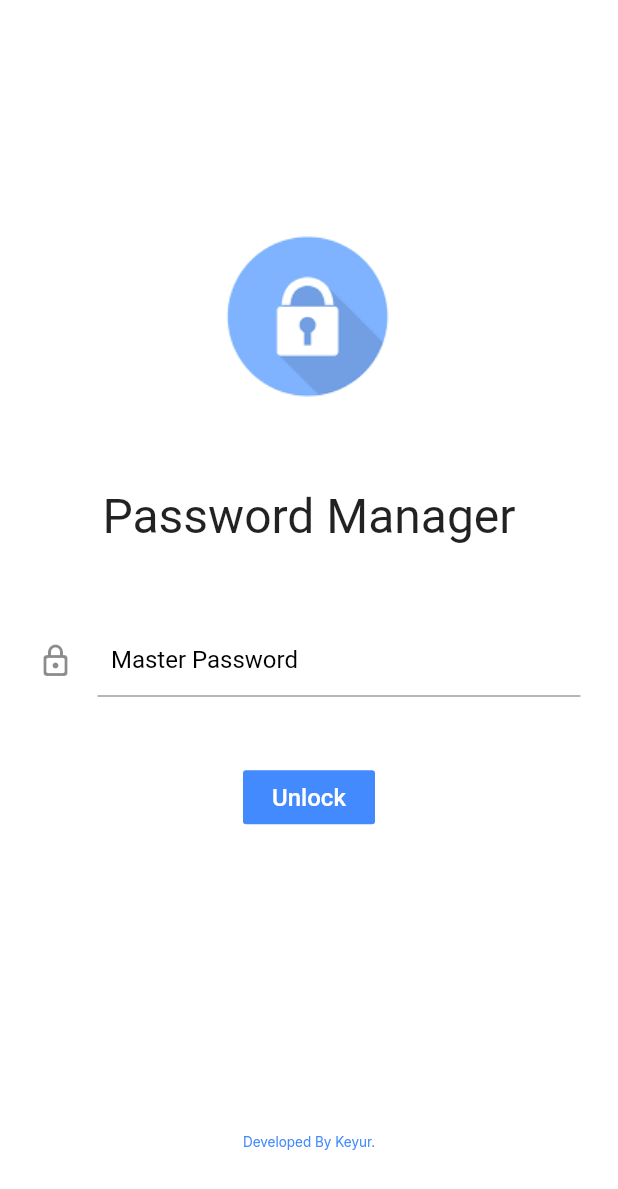
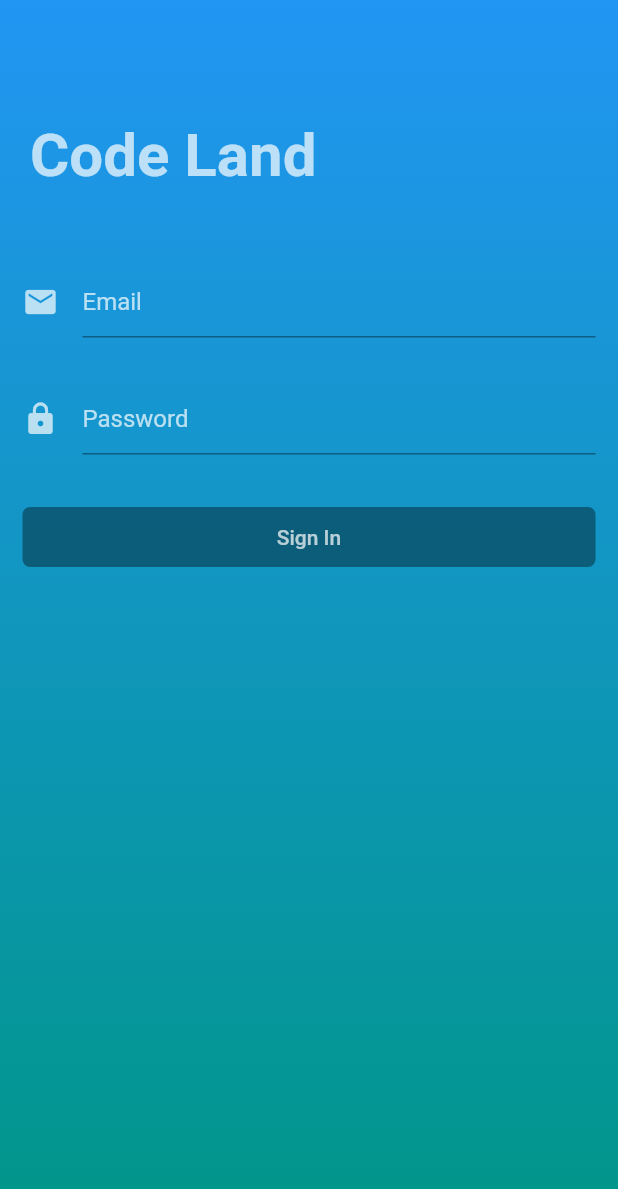
Before and after one commit to keyurgit45/Passwords-Manager, a Flutter app: the screen it shows after launch, on a phone screen of 412 x 824 dp. Shown: the top 1189 px of the screen. Run offline on Flutter 3.47's test engine with Material 2 defaults, Android fonts, the phone set to English and light mode, and no system bars; our stand-ins replace cloud_firestore, firebase_auth, firebase_core, google_fonts, local_auth, shared_preferences and 1 more; accounts and stored records are empty; Roboto replaces fonts that are missing (Questrial).

```diff
--- a/lib/main.dart
+++ b/lib/main.dart
@@ -1,29 +1,62 @@
+import 'package:firebase_core/firebase_core.dart';
 import 'package:flutter/material.dart';
 import 'package:passmanager/screens/create.dart';
 import 'package:passmanager/screens/fingerprint.dart';
+import 'package:passmanager/screens/login.dart';
+import 'package:shared_preferences/shared_preferences.dart';
 import 'screens/introscreen.dart';
 
 import 'screens/menuscreen.dart';
 import 'screens/create.dart';
+
 // import 'screens/dbhelper.dart';
-void main() {
-  runApp(MyApp());
+void main() async {
+WidgetsFlutterBinding.ensureInitialized();
+await Firebase.initializeApp();
+runApp(MyApp());
 }
 
-class MyApp extends StatelessWidget {
+class MyApp extends StatefulWidget {
   // This widget is the root of your application.
 
+  @override
+  _MyAppState createState() => _MyAppState();
+}
 
+class _MyAppState extends State<MyApp> {
+  void initState() {
+    super.initState();
+    // initfirebase();
+    checkLoginStatus();
+  }
+
+  // initfirebase() async{
+  // await Firebase.initializeApp().whenComplete(() {
+  //       print("completed");
+  //       setState(() {});
+  //     });
+  // }
+
+  checkLoginStatus() async {
+    SharedPreferences sharedPreferences = await SharedPreferences.getInstance();
+
+    if (sharedPreferences.getString("token") == null) {
+      Navigator.of(context).pushAndRemoveUntil(
+          MaterialPageRoute(builder: (BuildContext context) => LoginPage()),
+          (Route<dynamic> route) => false);
+    }
+  }
 
   @override
   Widget build(BuildContext context) {
-    return MaterialApp(debugShowCheckedModeBanner: false,
-      home: HomePage(),
+    return MaterialApp(
+      debugShowCheckedModeBanner: false,
+      home: LoginPage(),
       routes: {
         '/menu': (_) => Menupage(),
-        '/auth' : (_)=> Fingerprintauth(),
-        '/intro' : (_)=> HomePage(),
-        '/create' : (_)=> Createpass()
+        '/auth': (_) => Fingerprintauth(),
+        '/intro': (_) => HomePage(),
+        '/create': (_) => Createpass()
       },
     );
   }
--- a/lib/screens/introscreen.dart
+++ b/lib/screens/introscreen.dart
@@ -2,8 +2,10 @@ import 'package:flutter/material.dart';
 
 import 'package:google_fonts/google_fonts.dart';
 import 'package:local_auth/local_auth.dart';
+// import 'package:passmanager/screens/login.dart';
 
 class HomePage extends StatefulWidget {
+
   @override
   _HomePageState createState() => _HomePageState();
 }
--- /dev/null
+++ b/lib/screens/login.dart
@@ -0,0 +1,155 @@
+import 'package:cloud_firestore/cloud_firestore.dart';
+import 'package:firebase_auth/firebase_auth.dart';
+import 'package:flutter/material.dart';
+import 'package:flutter/services.dart';
+// import 'package:device_info/device_info.dart';
+import 'package:passmanager/screens/introscreen.dart';
+import 'package:shared_preferences/shared_preferences.dart';
+
+
+class LoginPage extends StatefulWidget {
+  @override
+  _LoginPageState createState() => _LoginPageState();
+}
+
+class _LoginPageState extends State<LoginPage> {
+
+  final _firestore = FirebaseFirestore.instance;
+  bool _isLoading = false;
+  String email;
+
+
+
+  @override
+  Widget build(BuildContext context) {
+    SystemChrome.setSystemUIOverlayStyle(SystemUiOverlayStyle.light
+        .copyWith(statusBarColor: Colors.transparent));
+    return Scaffold(
+      body: Container(
+        decoration: BoxDecoration(
+          gradient: LinearGradient(
+              colors: [Colors.blue, Colors.teal],
+              begin: Alignment.topCenter,
+              end: Alignment.bottomCenter),
+        ),
+        child: _isLoading
+            ? Center(child: CircularProgressIndicator())
+            : ListView(
+                children: <Widget>[
+                  headerSection(),
+                  textSection(),
+                  buttonSection(),
+                ],
+              ),
+      ),
+    );
+  }
+
+  signIn(String email, pass) async {
+    SharedPreferences sharedPreferences = await SharedPreferences.getInstance();
+
+        FirebaseAuth.instance
+            .createUserWithEmailAndPassword(email: email, password: pass)
+            .then((signInUser) => {
+                  _firestore
+                      .collection('users')
+                  .add({'Email': email, 'Password': pass})
+                  .then((value) => {
+                        if (signInUser != null)
+                          {
+                            setState(() {
+                              _isLoading = false;
+                            }),
+                            sharedPreferences.setString("token", "value"),
+                            Navigator.of(context).pushAndRemoveUntil(
+                                MaterialPageRoute(
+                                    builder: (BuildContext context) =>
+                                        HomePage()),
+                                (Route<dynamic> route) => false)
+                          }
+                      })
+                  .catchError((e) {
+                    print(e);
+                  })
+                  .catchError((e) {
+                    print(e);
+                  })
+            });
+  }
+
+  Container buttonSection() {
+    return Container(
+      width: MediaQuery.of(context).size.width,
+      height: 40.0,
+      padding: EdgeInsets.symmetric(horizontal: 15.0),
+      margin: EdgeInsets.only(top: 15.0),
+      child: RaisedButton(
+        onPressed: emailController.text == "" || passwordController.text == ""
+            ? null
+            : () {print("Button clicked");
+
+                setState(() {
+                  _isLoading = true;
+                });
+                signIn(emailController.text.toString().trim(), passwordController.text.toString().trim());
+                email = emailController.text;
+              },
+        elevation: 0.0,
+        color: Colors.purple,
+        child: Text("Sign In", style: TextStyle(color: Colors.white70)),
+        shape: RoundedRectangleBorder(borderRadius: BorderRadius.circular(5.0)),
+      ),
+    );
+  }
+
+  final TextEditingController emailController = new TextEditingController();
+  final TextEditingController passwordController = new TextEditingController();
+
+  Container textSection() {
+    return Container(
+      padding: EdgeInsets.symmetric(horizontal: 15.0, vertical: 20.0),
+      child: Column(
+        children: <Widget>[
+          TextFormField(
+            controller: emailController,
+            cursorColor: Colors.white,
+            style: TextStyle(color: Colors.white70),
+            decoration: InputDecoration(
+              icon: Icon(Icons.email, color: Colors.white70),
+              hintText: "Email",
+              border: UnderlineInputBorder(
+                  borderSide: BorderSide(color: Colors.white70)),
+              hintStyle: TextStyle(color: Colors.white70),
+            ),
+          ),
+          SizedBox(height: 30.0),
+          TextFormField(
+            controller: passwordController,
+            cursorColor: Colors.white,
+            obscureText: true,
+            style: TextStyle(color: Colors.white70),
+            decoration: InputDecoration(
+              icon: Icon(Icons.lock, color: Colors.white70),
+              hintText: "Password",
+              border: UnderlineInputBorder(
+                  borderSide: BorderSide(color: Colors.white70)),
+              hintStyle: TextStyle(color: Colors.white70),
+            ),
+          ),
+        ],
+      ),
+    );
+  }
+
+  Container headerSection() {
+    return Container(
+      margin: EdgeInsets.only(top: 50.0),
+      padding: EdgeInsets.symmetric(horizontal: 20.0, vertical: 30.0),
+      child: Text("Code Land",
+          style: TextStyle(
+              color: Colors.white70,
+              fontSize: 40.0,
+              fontWeight: FontWeight.bold)),
+    );
+  }
+}
--- a/pubspec.yaml
+++ b/pubspec.yaml
@@ -31,7 +31,11 @@ dependencies:
   local_auth: ^0.6.3+4
   google_fonts:
   sqflite: ^1.3.2+1
-  encrypt: ^4.1.0
+  firebase_auth: ^0.18.4+1
+  cloud_firestore:
+  firebase_core :
+  shared_preferences:
+
 
 
 dev_dependencies:
```
Also changed, not shown: lib/screens/menuscreen.dart (+33 -1 lines), pubspec.lock, 3 other files.
